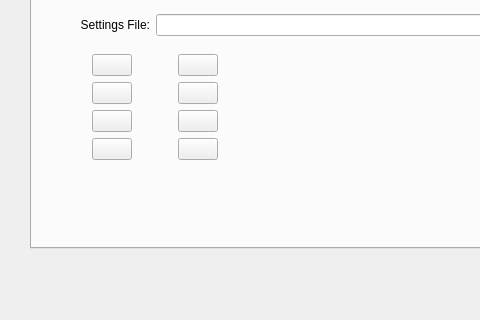
Qt form preferences.ui (mblong/qtoma2) before a commit; both pictures show x 0 to 480 and y 192 to 512 of the 889 by 512 pixel window.
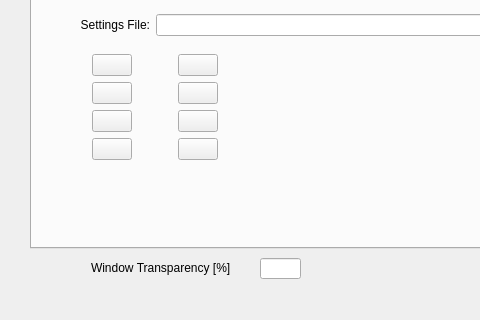
The same form after that commit. Icons and pictures are not drawn.

Commit message: datawindow now has the right coordinates for scaled windows

Patch:
```diff
--- a/preferences.ui
+++ b/preferences.ui
@@ -563,6 +563,29 @@
     </widget>
    </widget>
   </widget>
+  <widget class="QLineEdit" name="windowTransparency">
+   <property name="geometry">
+    <rect>
+     <x>260</x>
+     <y>450</y>
+     <width>41</width>
+     <height>21</height>
+    </rect>
+   </property>
+  </widget>
+  <widget class="QLabel" name="label_7">
+   <property name="geometry">
+    <rect>
+     <x>91</x>
+     <y>450</y>
+     <width>161</width>
+     <height>20</height>
+    </rect>
+   </property>
+   <property name="text">
+    <string>Window Transparency [%]</string>
+   </property>
+  </widget>
  </widget>
  <resources>
   <include location="qtoma2.qrc"/>
```
Left out of the diff: 2 changed lines with no effect on the pictures. The commit also changes 4 other files.
